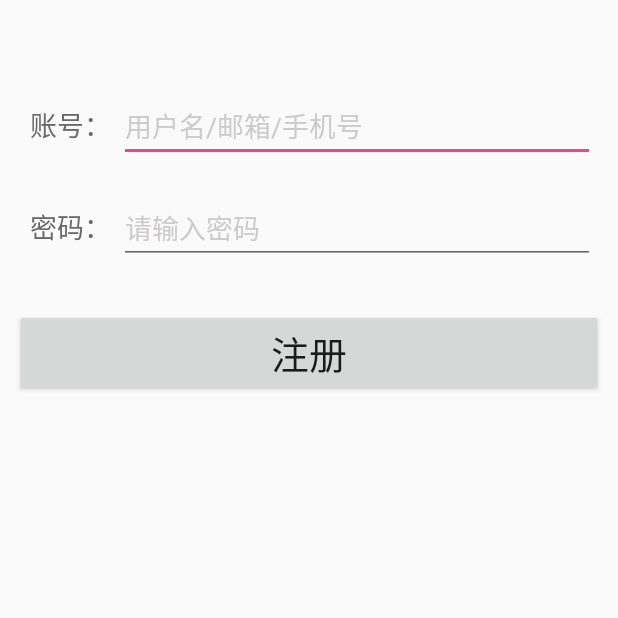
After one commit to AHGZ/JingDaoMall, an Android app: the RegisterActivity screen opened directly, with no data from a screen before it, on a phone screen of 412 x 824 dp, the top half of it. The commit adds this screen. Run offline under Robolectric (Android 15) with nearby library versions, the phone set to English and light mode, and no system bars.

Commit message:
创建数据库，存放注册用户信息，验证登陆

```diff
--- a/app/build.gradle
+++ b/app/build.gradle
@@ -10,6 +10,10 @@ android {
         versionCode 1
         versionName "1.0"
         testInstrumentationRunner "android.support.test.runner.AndroidJUnitRunner"
+        ndk {
+            // 设置支持的SO库架构
+            abiFilters 'armeabi' , 'x86'//, 'armeabi-v7a', 'x86_64', 'arm64-v8a'
+        }
     }
     buildTypes {
         release {
@@ -54,4 +58,6 @@ dependencies {
     compile 'com.squareup.okhttp3:okhttp:3.9.0'
     compile 'com.google.code.gson:gson:2.8.1'
     compile 'com.android.support:recyclerview-v7:23.2.1'
+    compile 'com.tencent.bugly:crashreport:latest.release' //其中latest.release指代最新Bugly SDK版本号，也可以指定明确的版本号，例如2.2.0
+    compile 'com.tencent.bugly:nativecrashreport:latest.release' //其中latest.release指代最新Bugly NDK版本号，也可以指定明确的版本号，例如3.0
 }
--- /dev/null
+++ b/app/src/main/java/com/hgz/test/jingdongmall/view/activity/RegisterActivity.java
@@ -0,0 +1,53 @@
+package com.hgz.test.jingdongmall.view.activity;
+
+import android.app.Activity;
+import android.os.Bundle;
+import android.support.annotation.Nullable;
+import android.text.TextUtils;
+import android.view.View;
+import android.widget.Button;
+import android.widget.EditText;
+import android.widget.Toast;
+
+import com.hgz.test.jingdongmall.R;
+import com.hgz.test.jingdongmall.view.dao.MyZhuceDao;
+
+/**
+ * Created by Administrator on 2017/9/13.
+ */
+
+public class RegisterActivity extends Activity{
+
+    private EditText username;
+    private EditText password;
+    private Button register;
+    private MyZhuceDao dao;
+
+    @Override
+    public void onCreate(@Nullable Bundle savedInstanceState) {
+        super.onCreate(savedInstanceState);
+        setContentView(R.layout.activity_register);
+        initView();
+        dao = new MyZhuceDao(this);
+        register.setOnClickListener(new View.OnClickListener() {
+            @Override
+            public void onClick(View v) {
+                String name = username.getText().toString().trim();
+                String pwd = password.getText().toString().trim();
+                if (TextUtils.isEmpty(name)||TextUtils.isEmpty(pwd)){
+                    Toast.makeText(RegisterActivity.this,"输入的用户名或密码不能为空",Toast.LENGTH_SHORT).show();
+                }else{
+                    dao.addInfo(name,pwd);
+                    Toast.makeText(RegisterActivity.this,"注册成功",Toast.LENGTH_SHORT).show();
+                    finish();
+                }
+            }
+        });
+    }
+
+    private void initView() {
+        username = (EditText) findViewById(R.id.register_et_usename);
+        password = (EditText) findViewById(R.id.register_et_password);
+        register = (Button) findViewById(R.id.btn_register);
+    }
+}
--- /dev/null
+++ b/app/src/main/java/com/hgz/test/jingdongmall/view/dao/MyZhuceDao.java
@@ -0,0 +1,45 @@
+package com.hgz.test.jingdongmall.view.dao;
+
+import android.content.ContentValues;
+import android.content.Context;
+import android.database.Cursor;
+import android.database.sqlite.SQLiteDatabase;
+
+import com.hgz.test.jingdongmall.bean.UserInfoBean;
+import com.hgz.test.jingdongmall.view.sqlite.MyZhuceSqilte;
+
+import java.util.ArrayList;
+
+/**
+ * Created by Administrator on 2017/9/13.
+ */
+
+public class MyZhuceDao {
+
+    private  SQLiteDatabase db;
+
+    public MyZhuceDao(Context context){
+        MyZhuceSqilte myZhuceSqilte = new MyZhuceSqilte(context);
+        db = myZhuceSqilte.getWritableDatabase();
+    }
+    public void addInfo(String username,String password){
+        ContentValues values = new ContentValues();
+        values.put("username",username);
+        values.put("password",password);
+        db.insert("zhuce",null,values);
+    }
+    public ArrayList<UserInfoBean> selectInfo(){
+        Cursor cursor = db.query(false, "zhuce", null, null, null, null, null, null, null);
+        ArrayList<UserInfoBean> userInfoBeens = new ArrayList<>();
+        while (cursor.moveToNext()){
+            String username = cursor.getString(cursor.getColumnIndex("username"));
+            String password = cursor.getString(cursor.getColumnIndex("password"));
+            UserInfoBean userInfoBean = new UserInfoBean();
+            userInfoBean.setPassword(password);
+            userInfoBean.setUsername(username);
+            userInfoBeens.add(userInfoBean);
+        }
+        return userInfoBeens;
+    }
+
+}
--- a/app/src/main/res/layout/activity_login.xml
+++ b/app/src/main/res/layout/activity_login.xml
@@ -133,6 +133,7 @@
             android:layout_marginTop="30dp">
 
             <TextView
+                android:id="@+id/register"
                 android:layout_width="wrap_content"
                 android:layout_height="wrap_content"
                 android:layout_alignParentLeft="true"
--- /dev/null
+++ b/app/src/main/res/layout/activity_register.xml
@@ -0,0 +1,86 @@
+<?xml version="1.0" encoding="utf-8"?>
+<LinearLayout xmlns:android="http://schemas.android.com/apk/res/android"
+    android:orientation="vertical" android:layout_width="match_parent"
+    android:layout_height="match_parent">
+
+    <LinearLayout
+        android:layout_width="match_parent"
+        android:layout_height="wrap_content"
+        android:layout_marginTop="60dp"
+        android:orientation="vertical"
+        android:paddingLeft="10dp"
+        android:paddingRight="10dp">
+
+        <LinearLayout
+            android:layout_width="match_parent"
+            android:layout_height="match_parent"
+            android:orientation="horizontal">
+
+            <TextView
+                android:id="@+id/register_tv_usename"
+                android:layout_width="wrap_content"
+                android:layout_height="wrap_content"
+                android:layout_centerVertical="true"
+                android:layout_marginLeft="10dp"
+                android:text="账号："
+                android:textColor="#686868"
+                android:textSize="18sp" />
+
+            <EditText
+                android:id="@+id/register_et_usename"
+                android:layout_width="match_parent"
+                android:layout_height="wrap_content"
+                android:layout_centerVertical="true"
+                android:layout_marginLeft="5dp"
+                android:layout_marginRight="5dp"
+                android:layout_weight="1"
+                android:hint="用户名/邮箱/手机号"
+                android:textColorHint="#cccaca"
+                android:textSize="18sp" />
+
+        </LinearLayout>
+
+        <LinearLayout
+            android:id="@+id/gson"
+            android:layout_width="match_parent"
+            android:layout_height="match_parent"
+            android:layout_marginTop="20dp"
+            android:orientation="horizontal">
+
+            <TextView
+                android:id="@+id/register_tv_password"
+                android:layout_width="wrap_content"
+                android:layout_height="wrap_content"
+                android:layout_centerVertical="true"
+                android:layout_marginLeft="10dp"
+                android:text="密码："
+                android:textColor="#686868"
+                android:textSize="18sp" />
+
+            <EditText
+                android:id="@+id/register_et_password"
+                android:layout_width="match_parent"
+                android:layout_height="wrap_content"
+                android:layout_centerVertical="true"
+                android:layout_marginLeft="5dp"
+                android:layout_marginRight="5dp"
+                android:layout_weight="1"
+                android:hint="请输入密码"
+                android:password="true"
+                android:textColorHint="#cccaca"
+                android:textSize="18sp" />
+
+        </LinearLayout>
+
+        <Button
+            android:id="@+id/btn_register"
+            android:layout_width="match_parent"
+            android:layout_height="wrap_content"
+            android:layout_marginTop="30dp"
+            android:gravity="center"
+            android:text="注册"
+            android:textSize="25sp" />
+
+
+    </LinearLayout>
+</LinearLayout>
--- a/app/src/main/res/layout/shopping_listview_items.xml
+++ b/app/src/main/res/layout/shopping_listview_items.xml
@@ -48,7 +48,7 @@
                 android:layout_width="match_parent"
                 android:layout_height="wrap_content"
                 android:layout_weight="1"
-                android:text="¥115.00" />
+                android:text="115" />
 
             <LinearLayout
                 android:layout_width="wrap_content"
--- a/gradle.properties
+++ b/gradle.properties
@@ -15,3 +15,4 @@ org.gradle.jvmargs=-Xmx1536m
 # This option should only be used with decoupled projects. More details, visit
 # http://www.gradle.org/docs/current/userguide/multi_project_builds.html#sec:decoupled_projects
 # org.gradle.parallel=true
+android.useDeprecatedNdk=true
```
Also changed, not shown: app/src/main/AndroidManifest.xml (+15 -9 lines), app/src/main/java/com/hgz/test/jingdongmall/app/MyApplication.java (+2 -0 lines), app/src/main/java/com/hgz/test/jingdongmall/bean/UserInfoBean.java (added, +27 -0 lines), app/src/main/java/com/hgz/test/jingdongmall/view/activity/LoginActivity.java (+24 -0 lines), app/src/main/java/com/hgz/test/jingdongmall/view/adapter/MyListviewAdapter.java (+74 -10 lines), app/src/main/java/com/hgz/test/jingdongmall/view/fragment/ClassifyFragment.java (+0 -1 lines), app/src/main/java/com/hgz/test/jingdongmall/view/fragment/ShoppingTrolleyFragment.java (+37 -7 lines), app/src/main/java/com/hgz/test/jingdongmall/view/sqlite/MyZhuceSqilte.java (added, +26 -0 lines), 1 other file.
